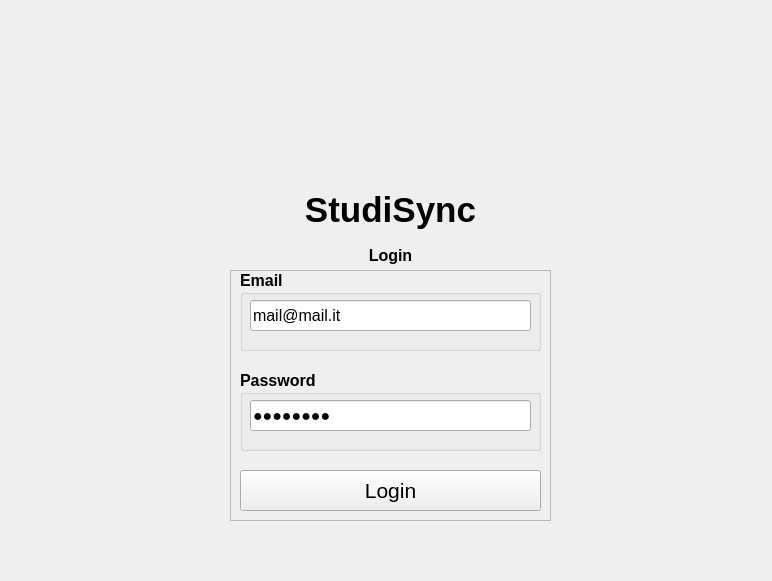
The window that gui.ui (VikSn0w/StudiSync) describes before a commit, drawn with Qt 5.
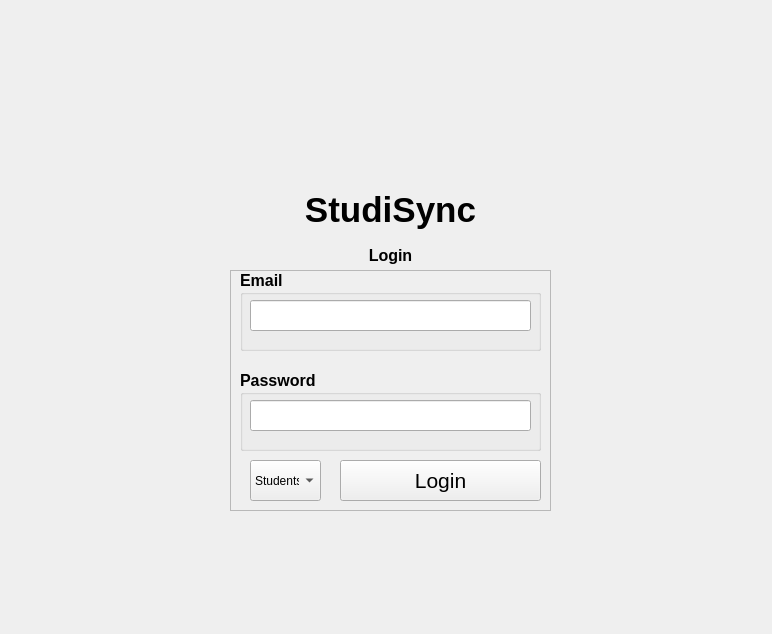
The same window after the commit. Icons and pictures are not drawn.

Patch:
```diff
--- a/gui.ui
+++ b/gui.ui
@@ -7,7 +7,7 @@
     <x>0</x>
     <y>0</y>
     <width>772</width>
-    <height>581</height>
+    <height>634</height>
    </rect>
   </property>
   <property name="windowTitle">
@@ -107,7 +107,7 @@
       <x>230</x>
       <y>270</y>
       <width>321</width>
-      <height>251</height>
+      <height>241</height>
      </rect>
     </property>
     <property name="frameShape">
@@ -119,9 +119,9 @@
     <widget class="QPushButton" name="LoginButton">
      <property name="geometry">
       <rect>
-       <x>10</x>
-       <y>200</y>
-       <width>301</width>
+       <x>110</x>
+       <y>190</y>
+       <width>201</width>
        <height>41</height>
       </rect>
      </property>
@@ -173,7 +173,7 @@
        </font>
       </property>
       <property name="text">
-       <string>mail@mail.it</string>
+       <string/>
       </property>
      </widget>
     </widget>
@@ -215,13 +215,38 @@
        </font>
       </property>
       <property name="text">
-       <string>Password</string>
+       <string/>
       </property>
       <property name="echoMode">
-       <enum>QLineEdit::PasswordEchoOnEdit</enum>
+       <enum>QLineEdit::Password</enum>
       </property>
      </widget>
     </widget>
+    <widget class="QComboBox" name="ComboBoxSelect">
+     <property name="geometry">
+      <rect>
+       <x>20</x>
+       <y>190</y>
+       <width>71</width>
+       <height>41</height>
+      </rect>
+     </property>
+     <property name="font">
+      <font>
+       <family>Segoe UI</family>
+      </font>
+     </property>
+     <item>
+      <property name="text">
+       <string>Students</string>
+      </property>
+     </item>
+     <item>
+      <property name="text">
+       <string>Office</string>
+      </property>
+     </item>
+    </widget>
    </widget>
   </widget>
  </widget>
```
